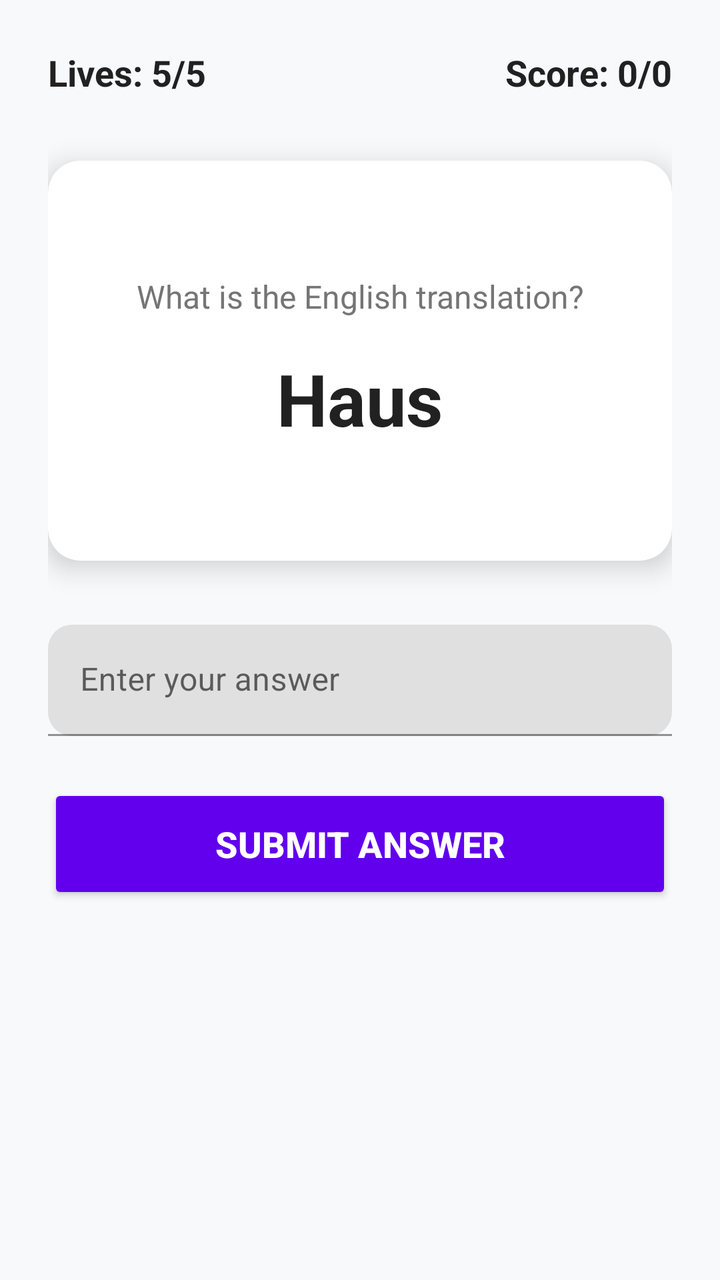
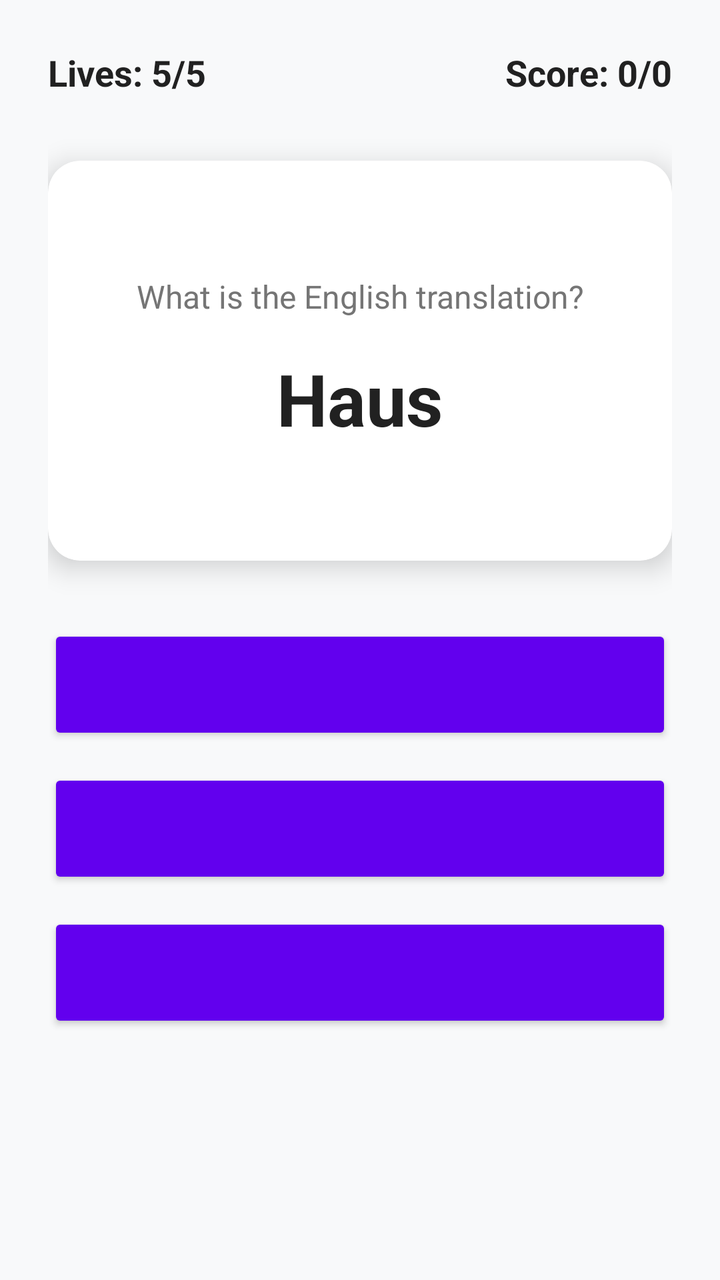

The first picture is an Android layout as it rendered before a commit; the second is the same layout after the commit. The layout source and the unified diff follow.
<!-- AndroidManifest.xml: application theme Theme.Germanicus -->
<!-- res/layout/fragment_translation_game.xml -->
<?xml version="1.0" encoding="utf-8"?>
<androidx.constraintlayout.widget.ConstraintLayout xmlns:android="http://schemas.android.com/apk/res/android"
    xmlns:app="http://schemas.android.com/apk/res-auto"
    android:layout_width="match_parent"
    android:layout_height="match_parent"
    android:background="@color/background_gradient"
    android:padding="24dp">

    <TextView
        android:id="@+id/scoreTextView"
        android:layout_width="wrap_content"
        android:layout_height="wrap_content"
        android:text="Score: 0/0"
        android:textSize="18sp"
        android:textColor="@color/primary_text"
        android:textStyle="bold"
        app:layout_constraintEnd_toEndOf="parent"
        app:layout_constraintTop_toTopOf="parent" />

    <TextView
        android:id="@+id/livesTextView"
        android:layout_width="wrap_content"
        android:layout_height="wrap_content"
        android:text="@string/lives_default"
        android:textSize="18sp"
        android:textColor="@color/primary_text"
        android:textStyle="bold"
        app:layout_constraintStart_toStartOf="parent"
        app:layout_constraintTop_toTopOf="parent" />

    <androidx.cardview.widget.CardView
        android:id="@+id/questionCard"
        android:layout_width="0dp"
        android:layout_height="200dp"
        android:layout_marginTop="32dp"
        app:cardCornerRadius="16dp"
        app:cardElevation="8dp"
        app:layout_constraintEnd_toEndOf="parent"
        app:layout_constraintStart_toStartOf="parent"
        app:layout_constraintTop_toBottomOf="@id/scoreTextView">

        <LinearLayout
            android:layout_width="match_parent"
            android:layout_height="match_parent"
            android:orientation="vertical"
            android:gravity="center"
            android:padding="24dp">

            <TextView
                android:id="@+id/questionPromptTextView"
                android:layout_width="wrap_content"
                android:layout_height="wrap_content"
                android:text="@string/what_translation"
                android:textSize="16sp"
                android:textColor="@color/secondary_text"
                android:gravity="center" />

            <TextView
                android:id="@+id/germanWordTextView"
                android:layout_width="wrap_content"
                android:layout_height="wrap_content"
                android:text="Haus"
                android:textSize="36sp"
                android:textStyle="bold"
                android:textColor="@color/primary_text"
                android:layout_marginTop="16dp"
                android:gravity="center" />

        </LinearLayout>

    </androidx.cardview.widget.CardView>

    <com.google.android.material.textfield.TextInputLayout
        android:id="@+id/answerInputLayout"
        android:layout_width="0dp"
        android:layout_height="wrap_content"
        android:layout_marginTop="32dp"
        android:hint="@string/enter_answer"
        app:boxCornerRadiusBottomEnd="12dp"
        app:boxCornerRadiusBottomStart="12dp"
        app:boxCornerRadiusTopEnd="12dp"
        app:boxCornerRadiusTopStart="12dp"
        app:layout_constraintEnd_toEndOf="parent"
        app:layout_constraintStart_toStartOf="parent"
        app:layout_constraintTop_toBottomOf="@id/questionCard">

        <com.google.android.material.textfield.TextInputEditText
            android:id="@+id/answerEditText"
            android:layout_width="match_parent"
            android:layout_height="wrap_content"
            android:inputType="text"
            android:maxLines="1" />

    </com.google.android.material.textfield.TextInputLayout>

    <Button
        android:id="@+id/submitButton"
        android:layout_width="0dp"
        android:layout_height="60dp"
        android:layout_marginTop="24dp"
        android:text="@string/submit_answer"
        android:textSize="18sp"
        android:textStyle="bold"
        android:backgroundTint="@color/primary_color"
        android:textColor="@android:color/white"
        app:layout_constraintEnd_toEndOf="parent"
        app:layout_constraintStart_toStartOf="parent"
        app:layout_constraintTop_toBottomOf="@id/answerInputLayout" />

    <androidx.cardview.widget.CardView
        android:id="@+id/resultCard"
        android:layout_width="0dp"
        android:layout_height="wrap_content"
        android:layout_marginTop="24dp"
        android:visibility="gone"
        app:cardCornerRadius="12dp"
        app:cardElevation="4dp"
        app:layout_constraintEnd_toEndOf="parent"
        app:layout_constraintStart_toStartOf="parent"
        app:layout_constraintTop_toBottomOf="@id/submitButton">

        <LinearLayout
            android:layout_width="match_parent"
            android:layout_height="wrap_content"
            android:orientation="vertical"
            android:padding="16dp">

            <TextView
                android:id="@+id/resultTextView"
                android:layout_width="wrap_content"
                android:layout_height="wrap_content"
                android:text="Correct!"
                android:textSize="18sp"
                android:textStyle="bold"
                android:gravity="center" />

            <TextView
                android:id="@+id/correctAnswerTextView"
                android:layout_width="wrap_content"
                android:layout_height="wrap_content"
                android:text="Correct answer: house"
                android:textSize="14sp"
                android:layout_marginTop="8dp"
                android:gravity="center" />

            <Button
                android:id="@+id/nextButton"
                android:layout_width="wrap_content"
                android:layout_height="wrap_content"
                android:text="@string/next"
                android:layout_gravity="center"
                android:layout_marginTop="12dp" />

        </LinearLayout>

    </androidx.cardview.widget.CardView>

</androidx.constraintlayout.widget.ConstraintLayout>
<!-- resources referenced by this layout -->
<resources>
  <color name="background_gradient">#FFF8F9FA</color>
  <color name="primary_color">#FF6200EE</color>
  <color name="primary_text">#FF212121</color>
  <color name="secondary_text">#FF757575</color>
  <string name="enter_answer">Enter your answer</string>
  <string name="lives_default">Lives: 5/5</string>
  <string name="next">Next</string>
  <string name="submit_answer">Submit Answer</string>
  <string name="what_translation">What is the English translation?</string>
  <style name="Theme.Germanicus" parent="Theme.MaterialComponents.DayNight.DarkActionBar">
          
          <item name="colorPrimary">@color/purple_500</item>
          <item name="colorPrimaryVariant">@color/purple_700</item>
          <item name="colorOnPrimary">@color/white</item>
          
          <item name="colorSecondary">@color/teal_200</item>
          <item name="colorSecondaryVariant">@color/teal_700</item>
          <item name="colorOnSecondary">@color/black</item>
          
          <item name="android:statusBarColor">?attr/colorPrimaryVariant</item>
          
      </style>
  <color name="purple_500">#FF6200EE</color>
  <color name="purple_700">#FF3700B3</color>
  <color name="white">#FFFFFFFF</color>
  <color name="teal_200">#FF03DAC5</color>
  <color name="teal_700">#FF018786</color>
  <color name="black">#FF000000</color>
</resources>

<!-- the commit's change to res/layout/fragment_translation_game.xml (unified diff, before → after) -->
@@ -70,42 +70,46 @@
 
     </androidx.cardview.widget.CardView>
 
-    <com.google.android.material.textfield.TextInputLayout
-        android:id="@+id/answerInputLayout"
+    <LinearLayout
+        android:id="@+id/optionsLayout"
         android:layout_width="0dp"
         android:layout_height="wrap_content"
         android:layout_marginTop="32dp"
-        android:hint="@string/enter_answer"
-        app:boxCornerRadiusBottomEnd="12dp"
-        app:boxCornerRadiusBottomStart="12dp"
-        app:boxCornerRadiusTopEnd="12dp"
-        app:boxCornerRadiusTopStart="12dp"
+        android:orientation="vertical"
         app:layout_constraintEnd_toEndOf="parent"
         app:layout_constraintStart_toStartOf="parent"
         app:layout_constraintTop_toBottomOf="@id/questionCard">
 
-        <com.google.android.material.textfield.TextInputEditText
-            android:id="@+id/answerEditText"
+        <Button
+            android:id="@+id/optionOneButton"
             android:layout_width="match_parent"
-            android:layout_height="wrap_content"
-            android:inputType="text"
-            android:maxLines="1" />
+            android:layout_height="60dp"
+            android:textSize="18sp"
+            android:textStyle="bold"
+            android:backgroundTint="@color/primary_color"
+            android:textColor="@android:color/white" />
 
-    </com.google.android.material.textfield.TextInputLayout>
+        <Button
+            android:id="@+id/optionTwoButton"
+            android:layout_width="match_parent"
+            android:layout_height="60dp"
+            android:layout_marginTop="12dp"
+            android:textSize="18sp"
+            android:textStyle="bold"
+            android:backgroundTint="@color/primary_color"
+            android:textColor="@android:color/white" />
 
-    <Button
-        android:id="@+id/submitButton"
-        android:layout_width="0dp"
-        android:layout_height="60dp"
-        android:layout_marginTop="24dp"
-        android:text="@string/submit_answer"
-        android:textSize="18sp"
-        android:textStyle="bold"
-        android:backgroundTint="@color/primary_color"
-        android:textColor="@android:color/white"
-        app:layout_constraintEnd_toEndOf="parent"
-        app:layout_constraintStart_toStartOf="parent"
-        app:layout_constraintTop_toBottomOf="@id/answerInputLayout" />
+        <Button
+            android:id="@+id/optionThreeButton"
+            android:layout_width="match_parent"
+            android:layout_height="60dp"
+            android:layout_marginTop="12dp"
+            android:textSize="18sp"
+            android:textStyle="bold"
+            android:backgroundTint="@color/primary_color"
+            android:textColor="@android:color/white" />
+
+    </LinearLayout>
 
     <androidx.cardview.widget.CardView
         android:id="@+id/resultCard"
@@ -117,7 +121,7 @@
         app:cardElevation="4dp"
         app:layout_constraintEnd_toEndOf="parent"
         app:layout_constraintStart_toStartOf="parent"
-        app:layout_constraintTop_toBottomOf="@id/submitButton">
+        app:layout_constraintTop_toBottomOf="@id/optionsLayout">
 
         <LinearLayout
             android:layout_width="match_parent"
<!-- resource entries referenced after the edit -->
@@ -4,10 +4,8 @@
   <color name="primary_color">#FF6200EE</color>
   <color name="primary_text">#FF212121</color>
   <color name="secondary_text">#FF757575</color>
-  <string name="enter_answer">Enter your answer</string>
   <string name="lives_default">Lives: 5/5</string>
   <string name="next">Next</string>
-  <string name="submit_answer">Submit Answer</string>
   <string name="what_translation">What is the English translation?</string>
   <style name="Theme.Germanicus" parent="Theme.MaterialComponents.DayNight.DarkActionBar">
           
